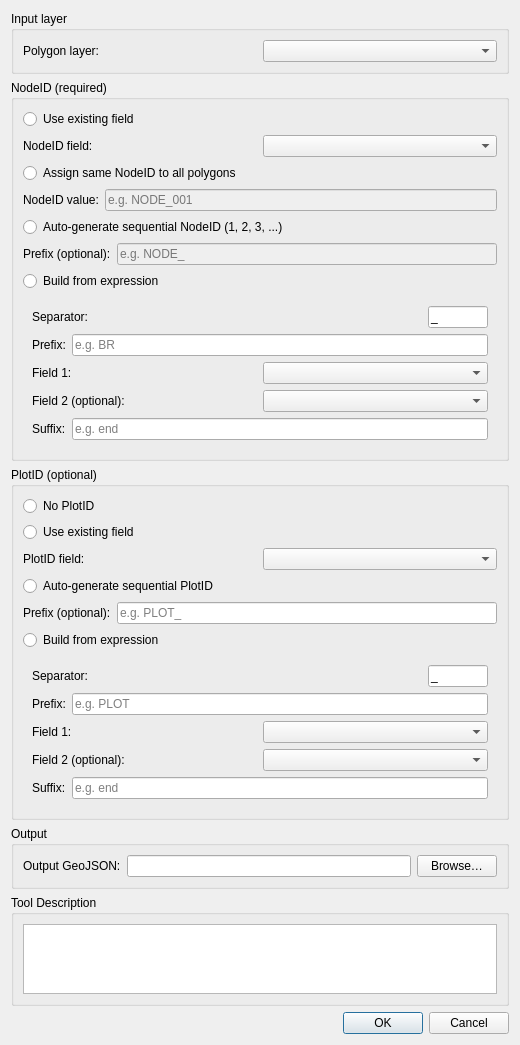
tract-eco/tract-geolocation-formatter, file tract_geolocation_formatter/TRACT_Geolocation_Formatter_dialog_base.ui: the form before one commit.
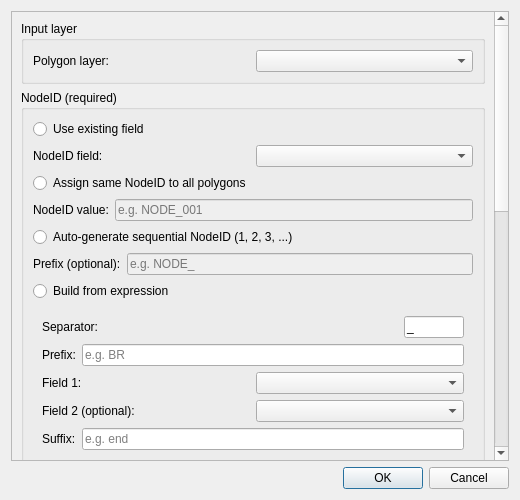
The form after the commit.

Commit message: added scroll bar for smaller displays

Diff of the .ui file:
```diff
--- a/tract_geolocation_formatter/TRACT_Geolocation_Formatter_dialog_base.ui
+++ b/tract_geolocation_formatter/TRACT_Geolocation_Formatter_dialog_base.ui
@@ -7,14 +7,35 @@
     <x>0</x>
     <y>0</y>
     <width>520</width>
-    <height>600</height>
+    <height>500</height>
    </rect>
   </property>
+  <property name="minimumSize">
+   <size>
+    <width>520</width>
+    <height>200</height>
+   </size>
+  </property>
   <property name="windowTitle">
    <string>TRACT Geolocation Formatter</string>
   </property>
   <layout class="QVBoxLayout" name="verticalLayout">
 
+   <!-- Scroll area wrapping all group boxes (so OK/Cancel stay reachable on small screens — GH-5) -->
+   <item>
+    <widget class="QScrollArea" name="scrollArea">
+     <property name="widgetResizable">
+      <bool>true</bool>
+     </property>
+     <property name="verticalScrollBarPolicy">
+      <enum>Qt::ScrollBarAsNeeded</enum>
+     </property>
+     <property name="horizontalScrollBarPolicy">
+      <enum>Qt::ScrollBarAlwaysOff</enum>
+     </property>
+     <widget class="QWidget" name="scrollAreaContents">
+      <layout class="QVBoxLayout" name="scrollContentLayout">
+
    <!-- Input layer group -->
    <item>
     <widget class="QGroupBox" name="layerGroupBox">
@@ -415,6 +436,12 @@
      </layout>
     </widget>
    </item>
+
+      </layout>
+     </widget>
+    </widget>
+   </item>
+   <!-- End scroll area; button_box stays outside so it's always reachable (GH-5) -->
 
    <!-- Dialog buttons -->
    <item>
```
